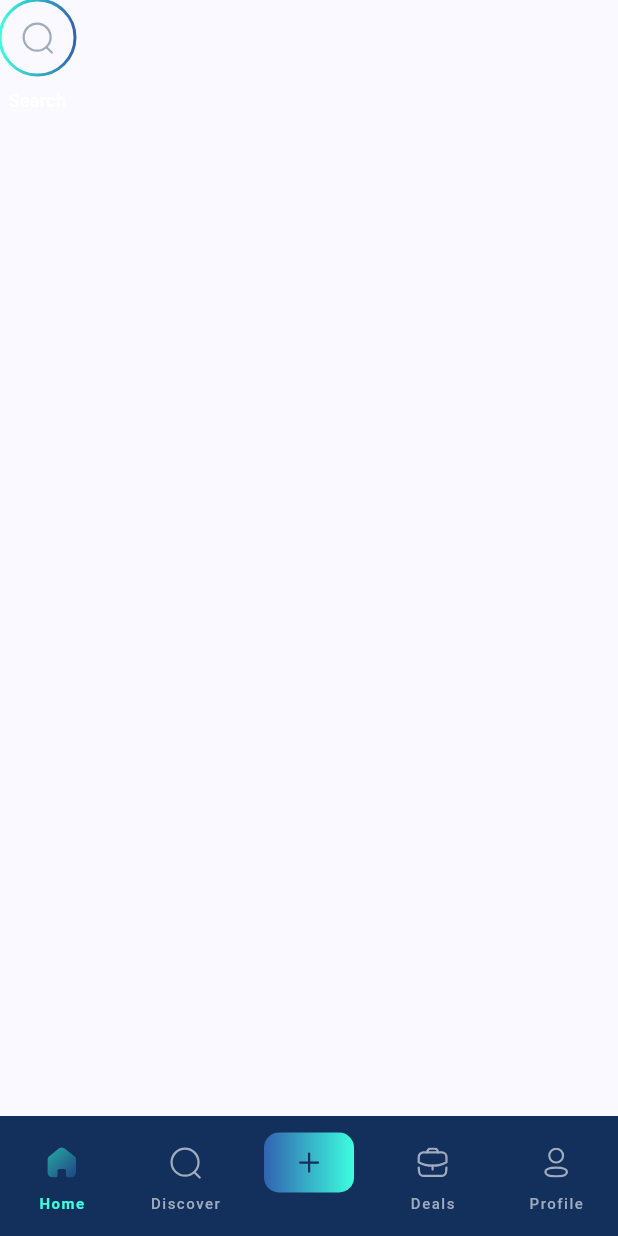
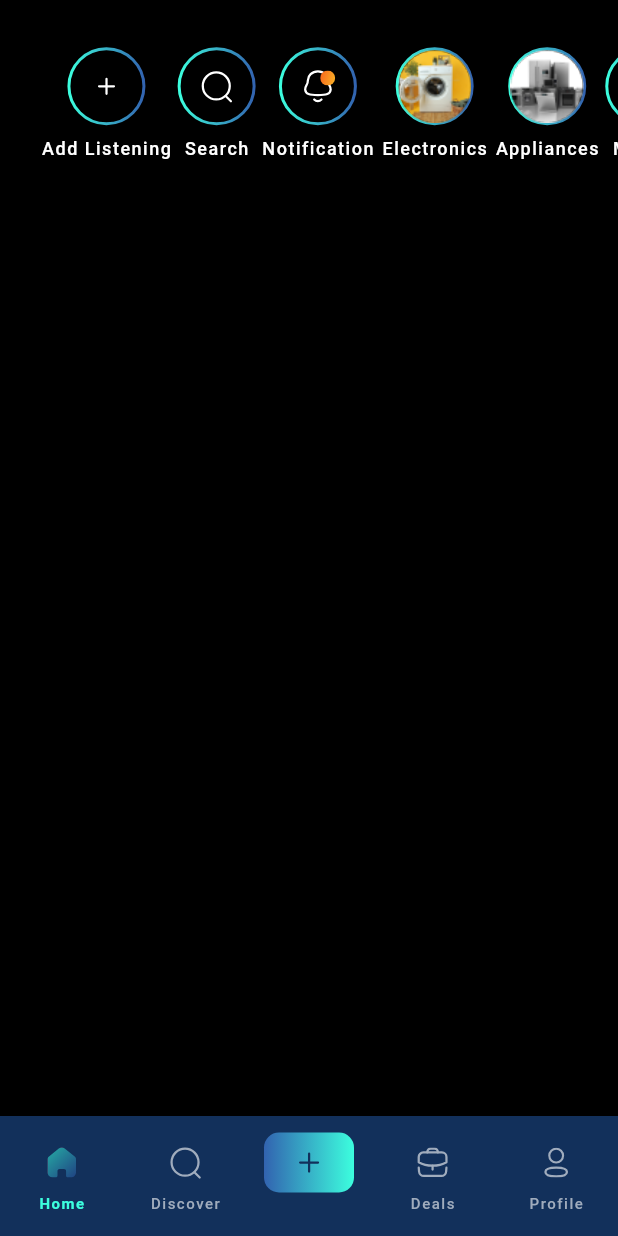
Before and after one commit to ahmedijaz0007/streamedIncDemo, a Flutter app: the screen it shows after launch, on a phone screen of 412 x 824 dp. Run offline on Flutter 3.47's test engine with Material 2 defaults, Android fonts, the phone set to English and light mode, and no system bars; our stand-ins replace flutter_svg; Roboto replaces fonts that are missing (Urbanist).

Commit message:
story list added

```diff
--- a/lib/common_widgets/story_grid_item.dart
+++ b/lib/common_widgets/story_list_item.dart
@@ -4,10 +4,10 @@ import 'package:flutter/material.dart';
 
 import '../constants/app_colors.dart';
 
-class StoryGridItem extends StatelessWidget {
+class StoryListItem extends StatelessWidget {
   final String imageName;
   final String label;
-  const StoryGridItem(
+  const StoryListItem(
       {super.key, required this.imageName, required this.label});
 
   @override
@@ -22,7 +22,20 @@ class StoryGridItem extends StatelessWidget {
               size: const Size(50, 50),
               painter: HollowCirclePainter(),
             ),
-            Utils.getIcon(imageName)
+            SizedBox(
+                height: 49,
+                width: 49,
+                child: imageName == "notification.svg"?
+                    Stack(
+                      alignment: Alignment.center,
+                      children: [
+                        Utils.getIcon(imageName),
+                        Positioned(
+                            left: 26,
+                            top: 14,
+                            child: Utils.getIcon("badge.svg"))
+                      ],
+                    ):Utils.getIcon(imageName))
           ],
         ),
         const SizedBox(
@@ -31,13 +44,7 @@ class StoryGridItem extends StatelessWidget {
         Text(
           label,
           textAlign: TextAlign.center,
-          style: const TextStyle(
-            color: Colors.white,
-            fontSize: 12,
-            fontFamily: 'Urbanist',
-            fontWeight: FontWeight.w500,
-            letterSpacing: 0.20,
-          ),
+          style: Theme.of(context).textTheme.bodyMedium,
         )
       ],
     );
--- a/lib/main.dart
+++ b/lib/main.dart
@@ -14,6 +14,14 @@ class MyApp extends StatelessWidget {
     return MaterialApp(
       title: 'Flutter Demo',
       theme: ThemeData(
+        textTheme: const TextTheme().copyWith(bodyMedium: const TextStyle(
+          fontSize: 12.0,
+          fontFamily: 'Urbanist',
+          fontWeight: FontWeight.w500,
+          color: Colors.white,
+          letterSpacing: 1.0,
+        ),),
+
         navigationBarTheme: const NavigationBarThemeData().copyWith(labelTextStyle: MaterialStateProperty.resolveWith((states) {
           if (states.contains(MaterialState.selected)) {
             return const TextStyle(
@@ -31,6 +39,7 @@ class MyApp extends StatelessWidget {
           );
         }),
         ),
+
         colorScheme: ColorScheme.fromSeed(seedColor: primaryColor,
 
         ),
--- a/lib/root/home/screens/home_screen.dart
+++ b/lib/root/home/screens/home_screen.dart
@@ -1,6 +1,5 @@
 import 'package:demo/common_widgets/bottom_nav_bar.dart';
-import 'package:demo/common_widgets/story_grid_item.dart';
-import 'package:demo/constants/icon_constants.dart';
+import 'package:demo/common_widgets/story_list_item.dart';
 import 'package:flutter/material.dart';
 
 class HomeScreen extends StatefulWidget {
@@ -11,16 +10,44 @@ class HomeScreen extends StatefulWidget {
 }
 
 class HomeScreenState extends State<HomeScreen> {
-
+  var gridItems = [
+    ["Add Listening", "add_white.svg"],
+    ["Search", "search_white.svg"],
+    ["Notification", "notification.svg"],
+    ["Electronics", "electronics.png"],
+    ["Appliances", "appliances.png"],
+    ["Mobile", "mobile.png"],
+  ];
   @override
   Widget build(BuildContext context) {
     return  Scaffold(
-      body: SafeArea(
-        child: SingleChildScrollView(
-          child: StoryGridItem(imageName: IconsConstants.search, label: "Search")
-        ),
-      ),
-      bottomNavigationBar: const BotNavBar()
-    );
+      backgroundColor: Colors.black,
+        body: SafeArea(
+          child: SingleChildScrollView(
+            child: Column( mainAxisSize: MainAxisSize.min,children: [
+              Padding(
+                padding: const EdgeInsets.only(left: 25,top: 30),
+                child: SizedBox(
+                  height: 80.0,
+                  child: ListView.builder(
+                    physics: const ClampingScrollPhysics(),
+                    shrinkWrap: true,
+                    scrollDirection: Axis.horizontal,
+                    itemCount: gridItems.length,
+                    itemBuilder: (BuildContext context, int index) =>Padding(
+                      padding: const EdgeInsets.only(left: 2.5,right: 2.5),
+                      child: StoryListItem(
+                          imageName: gridItems[index][1],
+                          label: gridItems[index][0]),
+                    ),
+                  ),
+                    ),
+              ),
+                ],),
+              ),
+
+            ),
+
+        bottomNavigationBar: const BotNavBar());
   }
 }
```
Also changed, not shown: assets/images/appliances.png (added), assets/images/electronics.png (added), assets/images/mobile.png (added), assets/svgs/add_white.svg (added), assets/svgs/badge.svg (added), assets/svgs/comments.svg (added), assets/svgs/electronics.svg (added), assets/svgs/like.svg (added), assets/svgs/notification.svg (added), assets/svgs/offer.svg (added), assets/svgs/search_white.svg (added), assets/svgs/share.svg (added), lib/common_widgets/options_column.dart (added).
